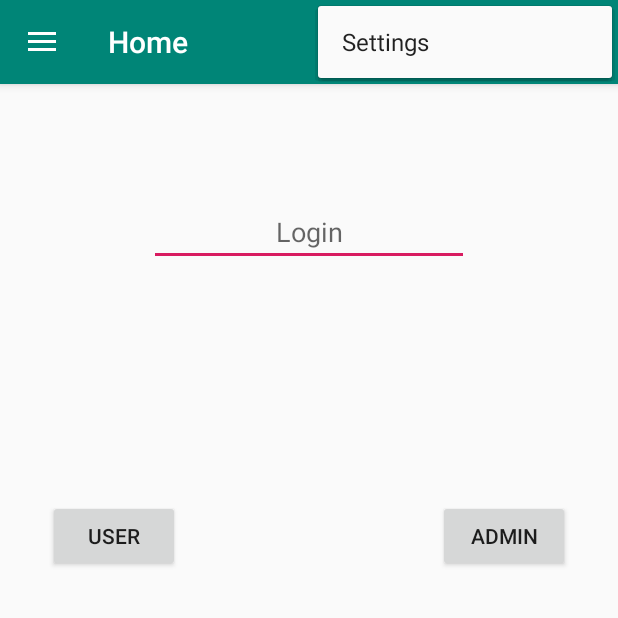
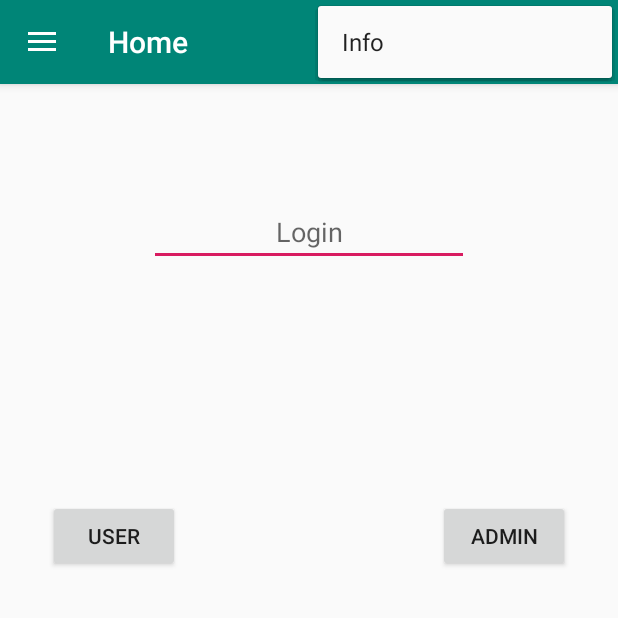
Before and after one commit to MBillemaz/customCardGame, an Android app: the screen it shows after launch (MainActivity), with the options menu open, on a phone screen of 412 x 824 dp, the top half of it. Run offline under Robolectric (Android 15) with nearby library versions, the phone set to English and light mode, and no system bars; our stand-ins replace navigation-ui.

Commit message:
Ajout de la page Info et début de tuto

```diff
--- a/app/src/main/java/com/example/customcardgame/MainActivity.kt
+++ b/app/src/main/java/com/example/customcardgame/MainActivity.kt
@@ -1,5 +1,8 @@
 package com.example.customcardgame
 
+import android.content.Context
+import android.content.Intent
+import android.content.pm.ActivityInfo
 import android.os.Bundle
 import androidx.navigation.findNavController
 import androidx.navigation.ui.AppBarConfiguration
@@ -11,24 +14,23 @@ import com.google.android.material.navigation.NavigationView
 import androidx.appcompat.app.AppCompatActivity
 import androidx.appcompat.widget.Toolbar
 import android.view.Menu
+import android.view.MenuItem
+import com.example.customcardgame.ui.info.InfoActivity
 
 class MainActivity : AppCompatActivity() {
 
     private lateinit var appBarConfiguration: AppBarConfiguration
+    private lateinit var myContext: Context
 
     override fun onCreate(savedInstanceState: Bundle?) {
         super.onCreate(savedInstanceState)
         setContentView(R.layout.activity_main)
 
+//        myContext = context
+
         val toolbar: Toolbar = findViewById(R.id.toolbar)
         setSupportActionBar(toolbar)
 
-
-//        val fab: FloatingActionButton = findViewById(R.id.fab)
-//        fab.setOnClickListener { view ->
-//            Snackbar.make(view, "Replace with your own action", Snackbar.LENGTH_LONG)
-//                    .setAction("Action", null).show()
-//        }
         val drawerLayout: DrawerLayout = findViewById(R.id.drawer_layout)
         val navView: NavigationView = findViewById(R.id.nav_view)
         val navController = findNavController(R.id.nav_host_fragment)
@@ -40,12 +42,13 @@ class MainActivity : AppCompatActivity() {
             setOf(
                 R.id.nav_home,
                 R.id.nav_cards,
-                R.id.nav_notes,
-                R.id.nav_tools,
-                R.id.nav_share,
-                R.id.nav_send
+                R.id.nav_notes
+//                R.id.nav_tools,
+//                R.id.nav_share,
+//                R.id.nav_send
             ), drawerLayout
         )
+
 
         setupActionBarWithNavController(navController, appBarConfiguration)
         navView.setupWithNavController(navController)
@@ -61,4 +64,21 @@ class MainActivity : AppCompatActivity() {
         val navController = findNavController(R.id.nav_host_fragment)
         return navController.navigateUp(appBarConfiguration) || super.onSupportNavigateUp()
     }
+
+    override fun onOptionsItemSelected(item: MenuItem): Boolean {
+
+        when (item.itemId) {
+            R.id.action_info -> showInfo()
+        }
+
+        return super.onOptionsItemSelected(item)
+    }
+
+
+    // Montre la page d'informations de l'application
+    private fun showInfo() {
+
+        val intent = Intent(this, InfoActivity::class.java)
+        startActivity(intent)
+    }
 }
--- a/app/src/main/res/layout/content_main.xml
+++ b/app/src/main/res/layout/content_main.xml
@@ -17,4 +17,5 @@
         app:layout_constraintRight_toRightOf="parent"
         app:layout_constraintTop_toTopOf="parent"
         app:navGraph="@navigation/mobile_navigation" />
+
 </androidx.constraintlayout.widget.ConstraintLayout>
--- a/app/src/main/res/menu/activity_main_drawer.xml
+++ b/app/src/main/res/menu/activity_main_drawer.xml
@@ -17,6 +17,7 @@
             android:id="@+id/nav_notes"
             android:icon="@drawable/ic_menu_notes"
             android:title="@string/menu_notes" />
+
         <!--        <item-->
         <!--            android:id="@+id/nav_tools"-->
         <!--            android:icon="@drawable/ic_menu_manage"-->
--- a/app/src/main/res/menu/main.xml
+++ b/app/src/main/res/menu/main.xml
@@ -2,8 +2,8 @@
 <menu xmlns:android="http://schemas.android.com/apk/res/android"
     xmlns:app="http://schemas.android.com/apk/res-auto">
     <item
-        android:id="@+id/action_settings"
+        android:id="@+id/action_info"
         android:orderInCategory="100"
-        android:title="@string/action_settings"
+        android:title="@string/action_info"
         app:showAsAction="never" />
 </menu>
--- a/app/src/main/res/navigation/mobile_navigation.xml
+++ b/app/src/main/res/navigation/mobile_navigation.xml
@@ -23,21 +23,16 @@
         android:label="@string/menu_notes"
         tools:layout="@layout/fragment_notes" />
 
-    <fragment
-        android:id="@+id/nav_tools"
-        android:name="com.example.customcardgame.ui.tools.ToolsFragment"
-        android:label="@string/menu_tools"
-        tools:layout="@layout/fragment_tools" />
 
-    <fragment
-        android:id="@+id/nav_share"
-        android:name="com.example.customcardgame.ui.share.ShareFragment"
-        android:label="@string/menu_share"
-        tools:layout="@layout/fragment_share" />
+<!--    <fragment-->
+<!--        android:id="@+id/nav_share"-->
+<!--        android:name="com.example.customcardgame.ui.share.ShareFragment"-->
+<!--        android:label="@string/menu_share"-->
+<!--        tools:layout="@layout/fragment_share" />-->
 
-    <fragment
-        android:id="@+id/nav_send"
-        android:name="com.example.customcardgame.ui.send.SendFragment"
-        android:label="@string/menu_send"
-        tools:layout="@layout/fragment_send" />
+<!--    <fragment-->
+<!--        android:id="@+id/nav_send"-->
+<!--        android:name="com.example.customcardgame.ui.info.InfoFragment"-->
+<!--        android:label="@string/menu_send"-->
+<!--        tools:layout="@layout/fragment_info" />-->
 </navigation>
```
Also changed, not shown: app/src/main/AndroidManifest.xml (+4 -3 lines), app/src/main/java/com/example/customcardgame/ui/info/InfoActivity.kt (added, +13 -0 lines), app/src/main/java/com/example/customcardgame/ui/send/SendFragment.kt (deleted, +0 -31 lines), app/src/main/java/com/example/customcardgame/ui/send/SendViewModel.kt (deleted, +0 -13 lines), app/src/main/res/layout/activity_info.xml (added, +108 -0 lines), app/src/main/res/layout/fragment_info.xml (renamed from app/src/main/res/layout/fragment_send.xml, +5 -9 lines), app/src/main/res/values/strings.xml (+10 -1 lines). Lines whose indentation alone changed are shown as unchanged.
